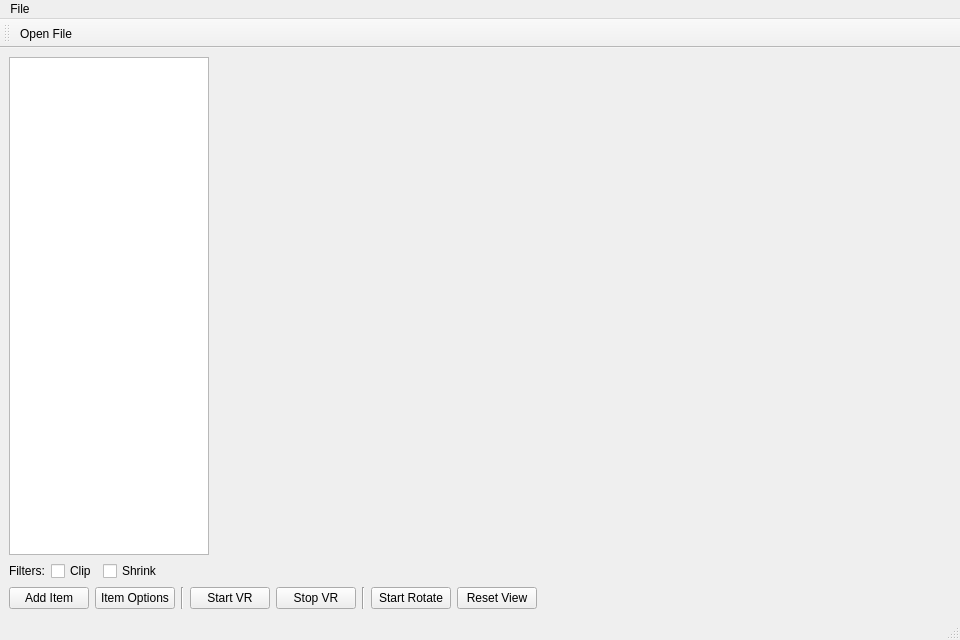
Above: mainwindow.ui from wanyu6121-creator/2025_GROUP_5 before the change. Below: the same form after it.
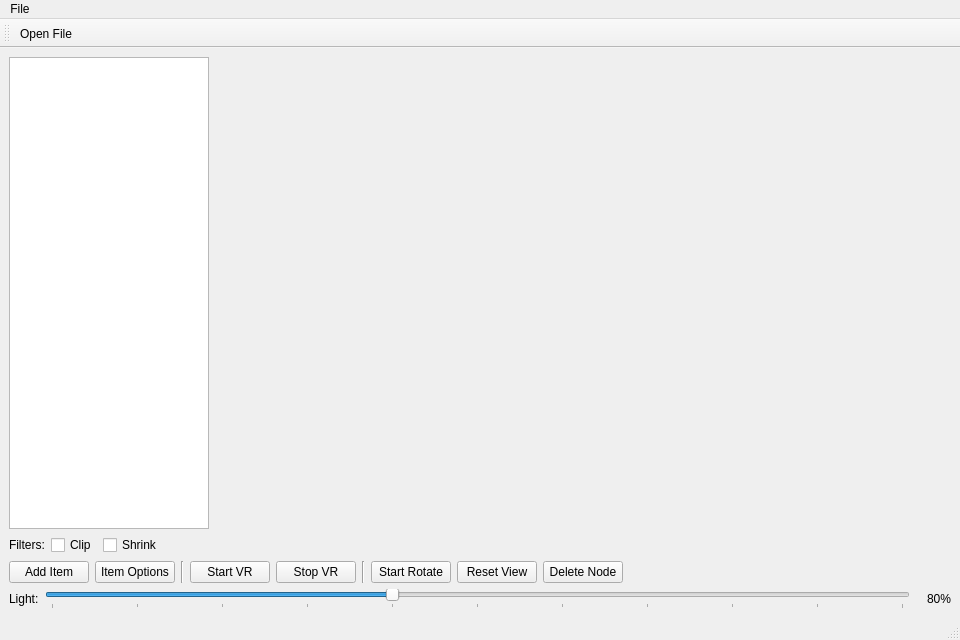
That is the form after the change. Icons and pictures are not drawn. Custom widgets are drawn as their Qt base class.

Commit message: feat: add batch directory load, right-click Delete

What changed in the file:
```diff
--- a/mainwindow.ui
+++ b/mainwindow.ui
@@ -130,6 +130,14 @@
        </widget>
       </item>
 
+      <!-- 删除节点按钮（加分功能）-->
+      <item>
+       <widget class="QPushButton" name="pushButtonDelete">
+        <property name="text"><string>Delete Node</string></property>
+        <property name="toolTip"><string>Delete selected node and remove from VR scene</string></property>
+       </widget>
+      </item>
+
       <item>
        <spacer name="horizontalSpacer">
         <property name="orientation"><enum>Qt::Orientation::Horizontal</enum></property>
@@ -141,6 +149,41 @@
      </layout>
     </item>
 
+    <!-- 光照强度控制行（创意功能：VR运行时实时调节主光源亮度）-->
+    <item>
+     <layout class="QHBoxLayout" name="lightLayout">
+      <item>
+       <widget class="QLabel" name="labelLight">
+        <property name="text"><string>Light:</string></property>
+        <property name="toolTip"><string>Adjust main light intensity in VR scene</string></property>
+       </widget>
+      </item>
+      <item>
+       <widget class="QSlider" name="sliderLightIntensity">
+        <property name="minimum"><number>0</number></property>
+        <property name="maximum"><number>100</number></property>
+        <property name="value"><number>40</number></property>
+        <property name="orientation"><enum>Qt::Orientation::Horizontal</enum></property>
+        <property name="tickPosition"><enum>QSlider::TickPosition::TicksBelow</enum></property>
+        <property name="tickInterval"><number>10</number></property>
+        <property name="toolTip"><string>Drag to change VR light intensity in real time</string></property>
+        <property name="sizePolicy">
+         <sizepolicy hsizetype="Expanding" vsizetype="Fixed">
+          <horstretch>0</horstretch><verstretch>0</verstretch>
+         </sizepolicy>
+        </property>
+       </widget>
+      </item>
+      <item>
+       <widget class="QLabel" name="labelLightValue">
+        <property name="text"><string>80%</string></property>
+        <property name="minimumSize"><size><width>35</width><height>0</height></size></property>
+        <property name="alignment"><set>Qt::AlignmentFlag::AlignRight|Qt::AlignmentFlag::AlignVCenter</set></property>
+       </widget>
+      </item>
+     </layout>
+    </item>
+
    </layout>
   </widget>
 
```
Left out of the diff: 19 changed lines with no effect on the pictures. The commit also changes 1 other file.
